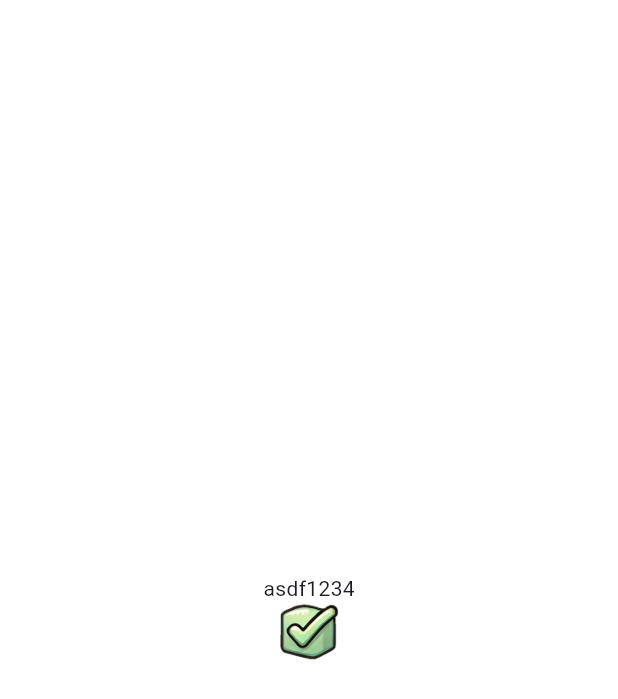
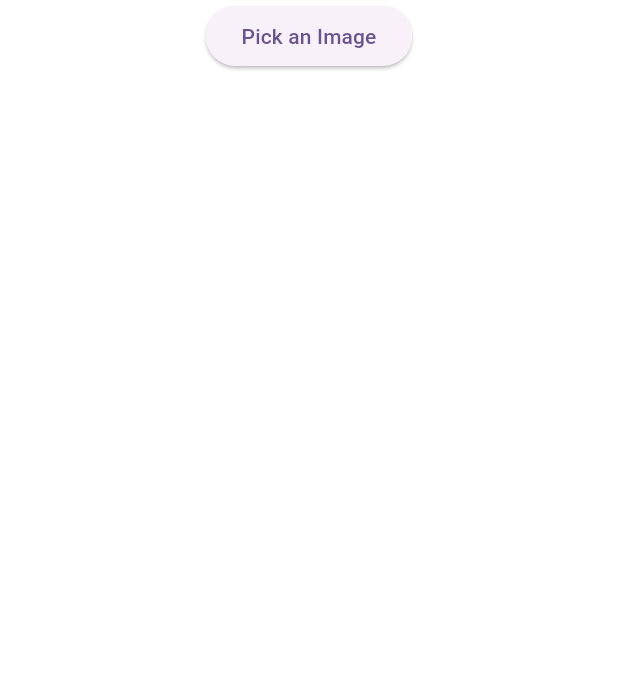
Before and after one commit to TaeSeungRyu/praise-tree, a Flutter app: the screen it shows after launch, on a phone screen of 412 x 824 dp. Shown: the top 699 px of the screen. Run offline on Flutter 3.47's test engine with Material 3 defaults, Android fonts, the phone set to English and light mode, and no system bars; our stand-ins replace flutter_screenutil, get, image_picker; Roboto replaces fonts that are missing (Pretendard).

Commit message:
칭찬 나무 프로젝트
파일 선택 후 중앙 자르기 기능 구현 진행 중
 - stack 위젯에서 이미지 선택 후 캔버스에 가운데 영역 드로잉 > 기초 완료(리팩토링 전)
 - 사용자의 버튼 액션 후 해당 이미지 영역만큼 이미지 잘라내기 > 대기
 - 전체 리팩토링 > 대기

```diff
--- a/lib/screens/sources/app_controller.dart
+++ b/lib/screens/sources/app_controller.dart
@@ -1,8 +1,45 @@
-import 'package:flutter/cupertino.dart';
+import 'dart:io';
+import 'dart:math';
+import 'dart:typed_data';
+import 'dart:ui' as ui;
+
+
+import 'package:flutter/material.dart';
+import 'package:flutter/rendering.dart';
 import 'package:get/get.dart';
 
 class AppController extends GetxController with WidgetsBindingObserver {
   static AppController get to => Get.find();
 
   RxString testText = 'asdf1234'.obs;
+  Rx<File> previewImage = File("").obs;
+
+  final GlobalKey cropKey = GlobalKey();
+  final double overlaySize = 200; // 구멍 크기
+  final Rx<Offset> center = const Offset(200, 300).obs; // 구멍의 위치
+
+  Future<void> cropImage() async {
+    var isFileExists =await previewImage.value.exists();
+    if (!isFileExists) return;
+
+    RenderRepaintBoundary boundary =
+    cropKey.currentContext!.findRenderObject() as RenderRepaintBoundary;
+    ui.Image image = await boundary.toImage();
+    ByteData? byteData =
+    await image.toByteData(format: ui.ImageByteFormat.png);
+
+    if (byteData != null) {
+      final pngBytes = byteData.buffer.asUint8List();
+      // 저장하거나 다른 작업에 활용 가능
+      // File croppedImage = File('path_to_save').writeAsBytesSync(pngBytes);
+      debugPrint("이미지 잘라내기 성공!");
+    }
+  }
+
+
+  void initCenterPosition(context) {
+    final screenSize = MediaQuery.of(context).size;
+    center.value = Offset(screenSize.width / 2, screenSize.height / 2);
+    debugPrint("center: ${center.value}");
+  }
 }
--- a/lib/screens/splash.dart
+++ b/lib/screens/splash.dart
@@ -1,62 +1,119 @@
+import 'dart:io';
 
 import 'package:flutter/material.dart';
+import 'package:get/get.dart';
 import 'package:get/get_state_manager/src/simple/get_view.dart';
 import 'package:my_heart_son/screens/sources/app_controller.dart';
-import 'package:image_cropper/image_cropper.dart';
+import 'package:image_picker/image_picker.dart';
 
 class Splash extends GetView<AppController> {
   const Splash({super.key});
 
   static const routeName = "/splash";
 
-
-  initCropped(BuildContext context, String sourcePath) async {
-
-    CroppedFile? croppedFile =  await ImageCropper().cropImage(
-      sourcePath: sourcePath,
-      aspectRatioPresets: [
-        CropAspectRatioPreset.square,
-        CropAspectRatioPreset.ratio3x2,
-        CropAspectRatioPreset.original,
-        CropAspectRatioPreset.ratio4x3,
-        CropAspectRatioPreset.ratio16x9
-      ],
-      uiSettings: [
-        AndroidUiSettings(
-            toolbarTitle: 'Cropper',
-            toolbarColor: Colors.deepOrange,
-            toolbarWidgetColor: Colors.white,
-            initAspectRatio: CropAspectRatioPreset.original,
-            lockAspectRatio: false),
-      ],
-    );
+  Future<void> _pickImage() async {
+    final ImagePicker picker = ImagePicker();
+    final XFile? image = await picker.pickImage(source: ImageSource.gallery);
+    if (image != null) {
+      debugPrint("image path: ${image.path}");
+      controller.previewImage.value = File(image.path);
+      controller.previewImage.refresh();
+      debugPrint("image path: ${controller.previewImage.value}");
+    }
   }
 
+  Widget generateCropToImageWidget() {
+    return Expanded(
+      child: Stack(
+        alignment: Alignment.center,
+        children: [
+          InteractiveViewer(
+            clipBehavior: Clip.none,
+            minScale: 0.5,
+            maxScale: 2.0,
+            child: RepaintBoundary(
+              key: controller.cropKey,
+              child: Image.file(
+                controller.previewImage.value!,
+                fit: BoxFit.cover,
+              ),
+            ),
+          ),
+          // 구멍이 있는 오버레이
+          CustomPaint(
+            size: Size.zero,
+            painter: HolePainter(controller.center.value, controller.overlaySize),
+            child: const IgnorePointer(
+              ignoring: true, // 터치 이벤트를 무시
+            ),
+          ),
+
+        ],
+      ),
+    );
+    //TODO : 이미지 잘라서 뷰 하는거!!
+    // ElevatedButton(
+    // onPressed: controller.cropImage(),
+    // child: Text("Crop Image"),
+    // );
+  }
+
+  //TODO : 이미지 가운데 구멍뚫기 기능 만들고 분리하기 진행중
   @override
   Widget build(BuildContext context) {
-
     WidgetsBinding.instance.addPostFrameCallback((timeStamp) {
-      initCropped(context, "assets/success.png");
+      controller.initCenterPosition(context);
     });
 
-    return
-      SafeArea(child: Scaffold(
+    return Obx(() => SafeArea(
+          child: Scaffold(
             body: Center(
               child: Column(
-          mainAxisAlignment: MainAxisAlignment.center,
                 children: [
-            Text(controller.testText.value),
-            Image.asset(
-              "assets/success.png",
-              fit: BoxFit.scaleDown,
-              width: 40,
-              height: 40,
+                  controller.previewImage.value!.existsSync()
+                      ? generateCropToImageWidget()
+                      : ElevatedButton(
+                          onPressed: _pickImage,
+                          child: const Text("Pick an Image"),
                         )
                 ],
               ),
             ),
-    ),);
-
+          ),
+        ));
+  }
 }
 
+// 구멍 오버레이를 그리는 Painter
+class HolePainter extends CustomPainter {
+  final Offset center;
+  final double size;
+
+  HolePainter(this.center, this.size);
+
+  @override
+  void paint(Canvas canvas, Size screenSize) {
+
+
+    //IgnorePointer 가 있는 경우에 offset 값을 0 으로 해야 중앙으로 옵니다.
+    //TODO : 정리 필요!
+    debugPrint("Center Offset: $center, Screen Size: $screenSize"); // 디버그 출력
+
+    Paint paint = Paint()
+      ..color = Colors.black.withOpacity(0.2)
+      ..style = PaintingStyle.fill;
+
+    // 전체 화면을 덮는 반투명 레이어
+    canvas.drawRect(Offset.zero & screenSize, paint);
+    // 구멍 부분
+    Paint circleColor = Paint()
+      ..color = Colors.blue.withOpacity(0.3)
+      ..style = PaintingStyle.fill;
+    paint.blendMode = BlendMode.clear;
+    canvas.drawCircle(Offset(0, 0), size / 2, circleColor);
   }
+  @override
+  bool shouldRepaint(covariant CustomPainter oldDelegate) {
+    return false;
+  }
+}
--- a/pubspec.yaml
+++ b/pubspec.yaml
@@ -14,7 +14,8 @@ dependencies:
   file_picker: ^8.0.0+1
   flutter_secure_storage: ^9.2.2
   flutter_screenutil: ^5.9.3
-  image_cropper: ^5.0.1
+  image_picker: ^1.0.8
+
 
 dev_dependencies:
   flutter_test:
```
Also changed, not shown: pubspec.lock, 1 other file. Lines whose indentation alone changed are shown as unchanged.
